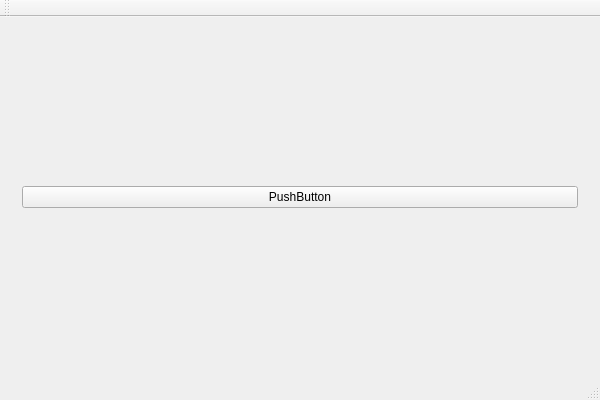
Old version of the form src/gui/MainWindow.ui in the repository zer0main/bacteria-ui.
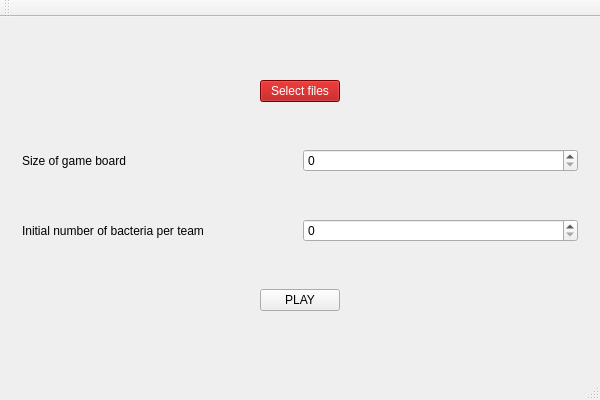
New version of the form.

The edit to the form file:
```diff
--- a/src/gui/MainWindow.ui
+++ b/src/gui/MainWindow.ui
@@ -15,19 +15,118 @@
   </property>
   <widget class="QWidget" name="centralWidget">
    <layout class="QGridLayout" name="gridLayout">
-    <item row="0" column="0">
+    <item row="1" column="0">
      <widget class="QStackedWidget" name="stackedWidget">
       <property name="currentIndex">
        <number>0</number>
       </property>
       <widget class="QWidget" name="startpage">
-       <layout class="QGridLayout" name="gridLayout_2" rowstretch="0">
-        <item row="0" column="0">
-         <widget class="QPushButton" name="fileButton">
-          <property name="text">
-           <string>PushButton</string>
-          </property>
-         </widget>
+       <layout class="QVBoxLayout" name="verticalLayout_2">
+        <item>
+         <layout class="QHBoxLayout" name="horizontalLayout">
+          <item>
+           <spacer name="horizontalSpacer">
+            <property name="orientation">
+             <enum>Qt::Horizontal</enum>
+            </property>
+            <property name="sizeHint" stdset="0">
+             <size>
+              <width>40</width>
+              <height>20</height>
+             </size>
+            </property>
+           </spacer>
+          </item>
+          <item>
+           <widget class="QPushButton" name="fileButton">
+            <property name="styleSheet">
+             <string notr="true">background-color: rgb(170, 0, 0);
+color: rgb(255, 255, 255);</string>
+            </property>
+            <property name="text">
+             <string>Select files</string>
+            </property>
+           </widget>
+          </item>
+          <item>
+           <spacer name="horizontalSpacer_2">
+            <property name="orientation">
+             <enum>Qt::Horizontal</enum>
+            </property>
+            <property name="sizeHint" stdset="0">
+             <size>
+              <width>40</width>
+              <height>20</height>
+             </size>
+            </property>
+           </spacer>
+          </item>
+         </layout>
+        </item>
+        <item>
+         <layout class="QHBoxLayout" name="horizontalLayout_6">
+          <item>
+           <widget class="QLabel" name="label">
+            <property name="text">
+             <string>Size of game board</string>
+            </property>
+           </widget>
+          </item>
+          <item>
+           <widget class="QSpinBox" name="boardSize"/>
+          </item>
+         </layout>
+        </item>
+        <item>
+         <layout class="QHBoxLayout" name="horizontalLayout_7">
+          <item>
+           <widget class="QLabel" name="label_2">
+            <property name="text">
+             <string>Initial number of bacteria per team</string>
+            </property>
+           </widget>
+          </item>
+          <item>
+           <widget class="QSpinBox" name="bacteriaNumber"/>
+          </item>
+         </layout>
+        </item>
+        <item>
+         <layout class="QHBoxLayout" name="horizontalLayout_5">
+          <item>
+           <spacer name="horizontalSpacer_3">
+            <property name="orientation">
+             <enum>Qt::Horizontal</enum>
+            </property>
+            <property name="sizeHint" stdset="0">
+             <size>
+              <width>40</width>
+              <height>20</height>
+             </size>
+            </property>
+           </spacer>
+          </item>
+          <item>
+           <widget class="QPushButton" name="playButton">
+            <property name="text">
+             <string>PLAY</string>
+            </property>
+           </widget>
+          </item>
+          <item>
+           <spacer name="horizontalSpacer_4">
+            <property name="orientation">
+             <enum>Qt::Horizontal</enum>
+            </property>
+            <property name="sizeHint" stdset="0">
+             <size>
+              <width>40</width>
+              <height>20</height>
+             </size>
+            </property>
+           </spacer>
+          </item>
+         </layout>
         </item>
        </layout>
       </widget>
```
Left out of the diff: 6 changed lines with no effect on the pictures.
